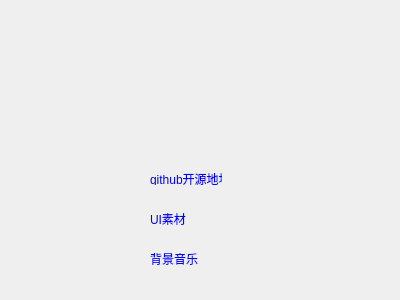
This is about.ui in xingwangzhe/Tetris as Qt 5 draws it before an edit. The edited form follows.
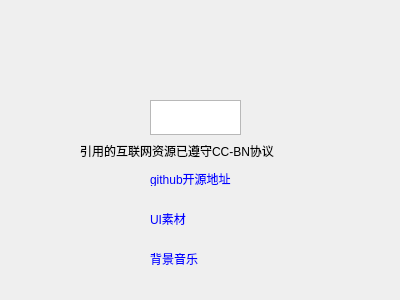
This is the edited form. Icons and pictures are not drawn.

Diff of the .ui file:
```diff
--- a/about.ui
+++ b/about.ui
@@ -35,6 +35,9 @@
      <height>301</height>
     </rect>
    </property>
+   <property name="styleSheet">
+    <string notr="true">background-image: url(:/rescoures/buttonSquare_blue_pressed.png);</string>
+   </property>
    <widget class="QLabel" name="label_3">
     <property name="geometry">
      <rect>
@@ -78,8 +81,8 @@
      <rect>
       <x>150</x>
       <y>170</y>
-      <width>72</width>
-      <height>15</height>
+      <width>121</width>
+      <height>16</height>
      </rect>
     </property>
     <property name="styleSheet">
@@ -92,6 +95,35 @@
      <bool>true</bool>
     </property>
    </widget>
+   <widget class="QGraphicsView" name="graphicsView">
+    <property name="geometry">
+     <rect>
+      <x>150</x>
+      <y>100</y>
+      <width>91</width>
+      <height>35</height>
+     </rect>
+    </property>
+    <property name="styleSheet">
+     <string notr="true">background-image: url(:/rescoures/cc.png);</string>
+    </property>
+   </widget>
+   <widget class="QLabel" name="label_4">
+    <property name="geometry">
+     <rect>
+      <x>80</x>
+      <y>140</y>
+      <width>241</width>
+      <height>21</height>
+     </rect>
+    </property>
+    <property name="styleSheet">
+     <string notr="true">border-image: url(:/rescoures/buttonLong_beige.png);</string>
+    </property>
+    <property name="text">
+     <string>引用的互联网资源已遵守CC-BN协议</string>
+    </property>
+   </widget>
   </widget>
  </widget>
  <resources>
```
Left out of the diff: 12 changed lines with no effect on the pictures.
